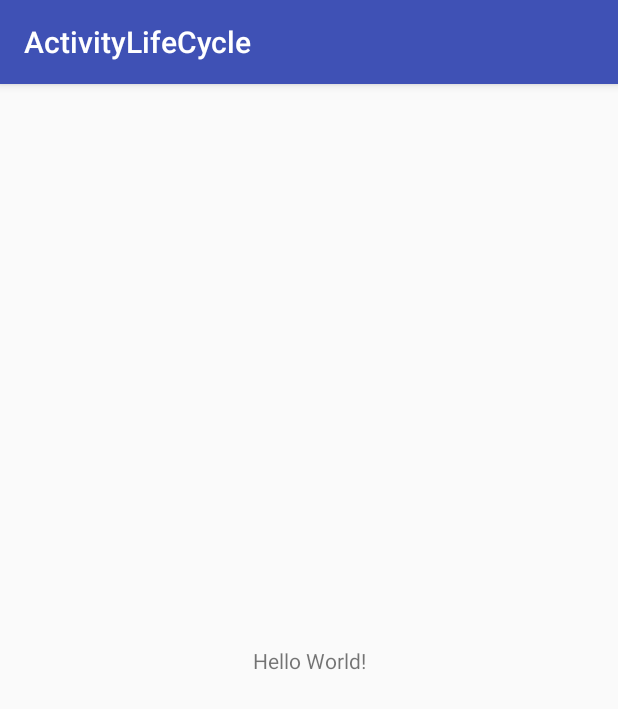
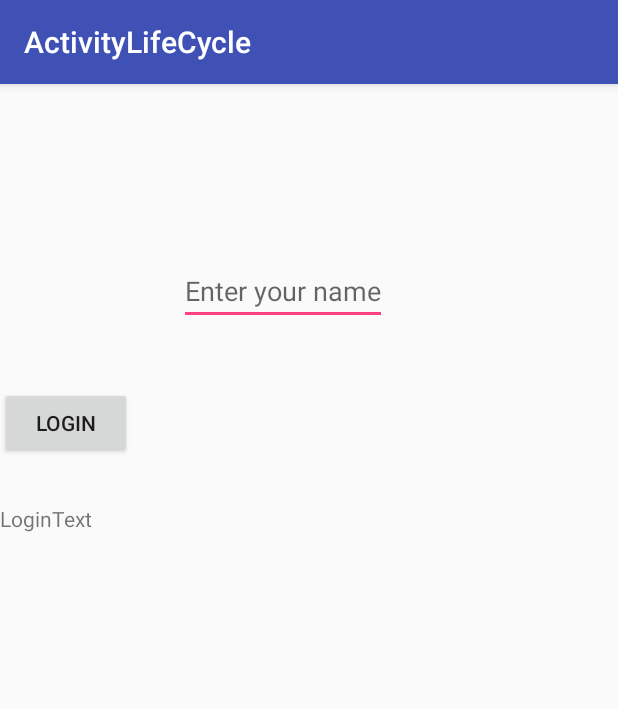
Before and after one commit to sohamnavadiya/androidlifecycle, an Android app: the screen it shows after launch (MainActivity), on a phone screen of 412 x 824 dp. Shown: the top 709 px of the screen. Run offline under Robolectric (Android 15) with nearby library versions, the phone set to English and light mode, and no system bars.

```diff
--- a/app/src/main/java/com/example/soham/activitylifecycle/MainActivity.java
+++ b/app/src/main/java/com/example/soham/activitylifecycle/MainActivity.java
@@ -1,17 +1,59 @@
 package com.example.soham.activitylifecycle;
 
+import android.os.PersistableBundle;
 import android.support.v7.app.AppCompatActivity;
 import android.os.Bundle;
+import android.text.Editable;
 import android.util.Log;
+import android.view.View;
+import android.widget.Button;
+import android.widget.EditText;
+import android.widget.TextView;
 
 public class MainActivity extends AppCompatActivity {
 
     private static final String TAG = MainActivity.class.getSimpleName();
+
+    private EditText editText;
+    private TextView textView;
+    private Button button;
+
     @Override
     protected void onCreate(Bundle savedInstanceState) {
         super.onCreate(savedInstanceState);
         setContentView(R.layout.activity_main);
         Log.d(TAG, "onCreate");
+
+        editText = (EditText) findViewById(R.id.txt_str);
+        button = (Button) findViewById(R.id.button);
+        textView = (TextView) findViewById(R.id.textView);
+
+        button.setOnClickListener(new View.OnClickListener() {
+            @Override
+            public void onClick(View v) {
+                textView.setText("Welcome " + editText.getText().toString());
+                button.setText("LOGOUT");
+            }
+        });
+
+    }
+
+    @Override
+    protected void onRestoreInstanceState(Bundle savedInstanceState) {
+        super.onRestoreInstanceState(savedInstanceState);
+        Log.d(TAG, "onRestoreInstanceState");
+
+//        if (savedInstanceState != null){
+//            editText.setText(savedInstanceState.getString("text"));
+//        }
+    }
+
+    @Override
+    public void onSaveInstanceState(Bundle outState, PersistableBundle outPersistentState) {
+        super.onSaveInstanceState(outState, outPersistentState);
+        Log.d(TAG, "onSaveInstanceState");
+
+//        outState.putString("text", editText.getText().toString());
     }
 
     @Override
@@ -43,4 +85,6 @@ public class MainActivity extends AppCompatActivity {
         super.onStop();
         Log.d(TAG, "onStop");
     }
+
+
 }
--- a/app/src/main/res/layout/activity_main.xml
+++ b/app/src/main/res/layout/activity_main.xml
@@ -6,13 +6,42 @@
     android:layout_height="match_parent"
     tools:context=".MainActivity">
 
-    <TextView
+    <EditText
+        android:id="@+id/txt_str"
         android:layout_width="wrap_content"
         android:layout_height="wrap_content"
-        android:text="Hello World!"
+        android:layout_marginTop="8dp"
+        android:hint="Enter your name"
         app:layout_constraintBottom_toBottomOf="parent"
+        app:layout_constraintHorizontal_bias="0.436"
         app:layout_constraintLeft_toLeftOf="parent"
         app:layout_constraintRight_toRightOf="parent"
-        app:layout_constraintTop_toTopOf="parent" />
+        app:layout_constraintTop_toTopOf="parent"
+        app:layout_constraintVertical_bias="0.15" />
+
+    <Button
+        android:id="@+id/button"
+        android:layout_width="wrap_content"
+        android:layout_height="wrap_content"
+        android:layout_marginBottom="8dp"
+        android:layout_marginTop="8dp"
+        android:text="Login"
+        app:layout_constraintBottom_toBottomOf="parent"
+        app:layout_constraintTop_toBottomOf="@+id/txt_str"
+        app:layout_constraintVertical_bias="0.061"
+        tools:layout_editor_absoluteX="134dp" />
+
+    <TextView
+        android:id="@+id/textView"
+        android:layout_width="wrap_content"
+        android:layout_height="wrap_content"
+        android:layout_marginBottom="8dp"
+        android:layout_marginTop="8dp"
+        android:text="LoginText"
+        app:layout_constraintBottom_toBottomOf="parent"
+        app:layout_constraintTop_toBottomOf="@+id/button"
+        app:layout_constraintVertical_bias="0.046"
+        tools:layout_editor_absoluteX="150dp" />
+
 
 </android.support.constraint.ConstraintLayout>
```
